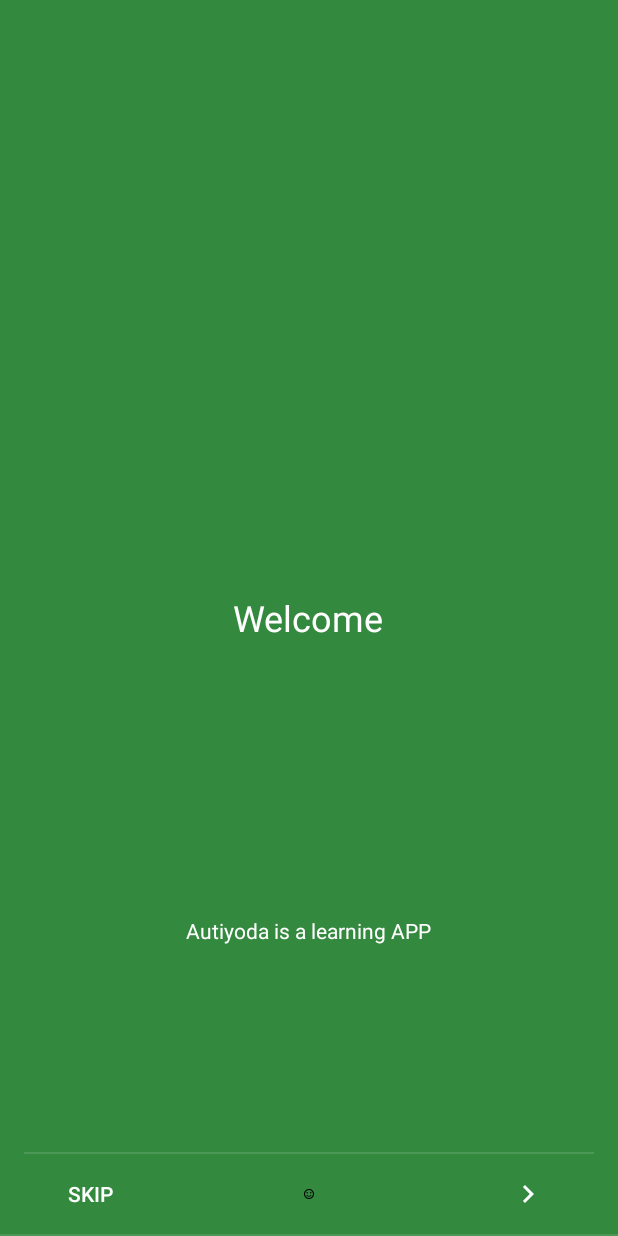
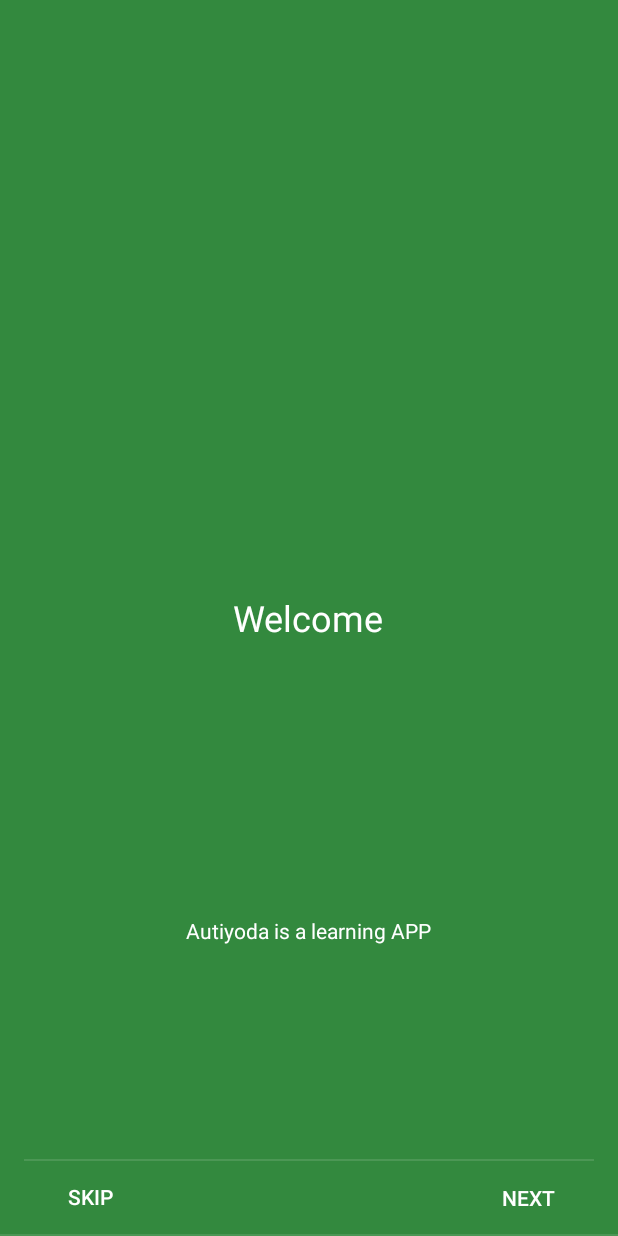
Before and after one commit to kornofilo/AutiYoda, an Android app: the screen it shows after launch (IntroductionActivity), on a phone screen of 412 x 824 dp. Run offline under Robolectric (Android 15) with nearby library versions, the phone set to English and light mode, and no system bars; our stand-ins replace Firebase (no records; nobody signed in at launch, a user with empty details on screens opened directly).

Commit message:
Activity de Introducción III

```diff
--- a/App/app/src/main/java/com/rialvik/autiyoda/IntroductionActivity.java
+++ b/App/app/src/main/java/com/rialvik/autiyoda/IntroductionActivity.java
@@ -3,11 +3,7 @@ package com.rialvik.autiyoda;
 import android.content.Intent;
 import android.content.SharedPreferences;
 import android.preference.PreferenceManager;
-import android.support.design.widget.FloatingActionButton;
-import android.support.design.widget.Snackbar;
 import android.support.v7.app.AppCompatActivity;
-import android.support.v7.widget.Toolbar;
-
 import android.support.v4.app.Fragment;
 import android.support.v4.app.FragmentManager;
 import android.support.v4.app.FragmentPagerAdapter;
@@ -15,10 +11,8 @@ import android.support.v4.view.ViewPager;
 import android.os.Bundle;
 import android.view.LayoutInflater;
 import android.view.Menu;
-import android.view.MenuItem;
 import android.view.View;
 import android.view.ViewGroup;
-
 import android.widget.Button;
 import android.widget.TextView;
 
@@ -37,7 +31,7 @@ public class IntroductionActivity extends AppCompatActivity {
     /**
      * The {@link ViewPager} that will host the section contents.
      */
-    private ViewPager mViewPager;
+    private static ViewPager mViewPager;
 
     @Override
     protected void onCreate(Bundle savedInstanceState) {
@@ -50,8 +44,6 @@ public class IntroductionActivity extends AppCompatActivity {
         // Set up the ViewPager with the sections adapter.
         mViewPager =  findViewById(R.id.container);
         mViewPager.setAdapter(mSectionsPagerAdapter);
-
-
     }
 
 
@@ -96,46 +88,61 @@ public class IntroductionActivity extends AppCompatActivity {
                                  Bundle savedInstanceState) {
             View rootView = inflater.inflate(R.layout.fragment_introduction, container, false);
             TextView titleTextView = rootView.findViewById(R.id.TextViewIntroductionTitle);
-            Button skipButton = rootView.findViewById(R.id.ButtonSkip);
+            Button skipButton = rootView.findViewById(R.id.ButtonSkip), nextButton = rootView.findViewById(R.id.Button_Next);
+            int next = 0;
+
 
             switch (getArguments().getInt(ARG_SECTION_NUMBER)){
                 case 1:
                     rootView.setBackgroundColor(getResources().getColor(R.color.colorPrimary));
                     titleTextView.setText(R.string.Welcome);
+                    next = 1;
                 break;
 
                 case 2:
                     rootView.setBackgroundColor(getResources().getColor(R.color.colorAccent));
                     titleTextView.setText(R.string.letslearn);
+                    next = 2;
                     break;
                 case 3:
                     rootView.setBackgroundColor(getResources().getColor(R.color.colorPrimaryDark));
-
+                    nextButton.setText(R.string.finish);
+                    next = 3;
                 break;
             }//Fin Switch-Case.
 
             skipButton.setOnClickListener(new View.OnClickListener() {
                 @Override
                 public void onClick(View view) {
-                    SharedPreferences pref = PreferenceManager.getDefaultSharedPreferences(getActivity());
-
-                    SharedPreferences.Editor editor = pref.edit();
-                    editor.putBoolean("first_time", false);
-                    editor.apply();
-
-                    startActivity(new Intent(getActivity(), LoginActivity.class));
-                    getActivity().finish();
+                  finishIntroduction();
                 }
             });
 
+            final int finalNext = next;
+            nextButton.setOnClickListener(new View.OnClickListener() {
+                @Override
+                public void onClick(View view) {
+                    mViewPager.setCurrentItem(finalNext, true);
+
+                    if(finalNext == 3){
+                        finishIntroduction();
+                    }
+                }
+            });
 
 
             return rootView;
         }
 
+        private void finishIntroduction(){
+             SharedPreferences pref = PreferenceManager.getDefaultSharedPreferences(getActivity());
+                    SharedPreferences.Editor editor = pref.edit();
+                    editor.putBoolean("first_time", false);
+                    editor.apply();
 
-
-
+            startActivity(new Intent(getActivity(), LoginActivity.class));
+            getActivity().finish();
+        }
     }
 
     /**
--- a/App/app/src/main/java/com/rialvik/autiyoda/LoginActivity.java
+++ b/App/app/src/main/java/com/rialvik/autiyoda/LoginActivity.java
@@ -164,7 +164,7 @@ public class LoginActivity extends AppCompatActivity implements LoaderCallbacks<
 
     private boolean isPasswordValid(String password) {
         //TODO: Replace this with your own logic
-        return password.length() > 5;
+        return password.length() > 6;
     }
 
     /**
--- a/App/app/src/main/java/com/rialvik/autiyoda/SignUpActivity.java
+++ b/App/app/src/main/java/com/rialvik/autiyoda/SignUpActivity.java
@@ -151,7 +151,7 @@ public class SignUpActivity extends AppCompatActivity implements LoaderManager.L
 
     private boolean isPasswordValid(String password) {
         //TODO: Replace this with your own logic
-        return password.length() > 4;
+        return password.length() > 6;
     }
 
     /**
--- a/App/app/src/main/res/layout/fragment_introduction.xml
+++ b/App/app/src/main/res/layout/fragment_introduction.xml
@@ -42,22 +42,6 @@
                 android:text="@string/skip"
                 android:textColor="@android:color/white" />
 
-            <LinearLayout
-                android:layout_width="wrap_content"
-                android:layout_height="wrap_content"
-                android:layout_gravity="center"
-                android:orientation="horizontal">
-
-                <ImageView
-                    android:id="@+id/intro_indicator_0"
-                    android:layout_width="8dp"
-                    android:layout_height="8dp"
-                    android:background="@drawable/ic_happy_black_24dp" />
-
-                <!-- Your other 2 indicators here -->
-
-            </LinearLayout>
-
             <!-- This overlaps the next button in the last slide -->
             <Button
                 android:id="@+id/intro_btn_finish"
@@ -69,16 +53,15 @@
                 android:textColor="@android:color/white"
                 android:visibility="gone" />
 
-            <ImageButton
+            <Button
                 android:id="@+id/Button_Next"
                 style="@style/Widget.AppCompat.Button.Borderless"
                 android:layout_width="wrap_content"
                 android:layout_height="wrap_content"
                 android:layout_gravity="end|center"
-                android:contentDescription="NEXT"
-                android:padding="@dimen/activity_horizontal_margin"
-                android:src="@drawable/ic_navigate_next_black_24dp"
-                android:tint="@android:color/white" />
+                android:text="@string/next"
+                android:textColor="@android:color/white"
+                android:padding="@dimen/activity_horizontal_margin" />
 
         </FrameLayout>
 
--- a/App/app/src/main/res/values/strings.xml
+++ b/App/app/src/main/res/values/strings.xml
@@ -129,4 +129,5 @@
     <string name="title_activity_introduction">IntroductionActivity</string>
     <string name="skip">Skip</string>
     <string name="finish">Finish</string>
+    <string name="next">Next</string>
 </resources>
--- a/App/app/src/main/res/values/styles.xml
+++ b/App/app/src/main/res/values/styles.xml
@@ -31,8 +31,8 @@
         </item>
         <item name="android:textColorSecondary">@color/common_google_signin_btn_text_dark_default
         </item>
-        <item name="android:textViewStyle">@color/common_google_signin_btn_text_dark</item>
-        <item name="android:textColorHint">@color/common_google_signin_btn_text_dark</item>
+        <item name="android:textViewStyle">@android:color/white</item>
+        <item name="android:textColorHint">@android:color/white</item>
         <item name="alertDialogTheme">@style/DarkTheme</item>
         <item name="android:background">@color/backgroundDark</item>
     </style>
```
Also changed, not shown: 2 other files.
